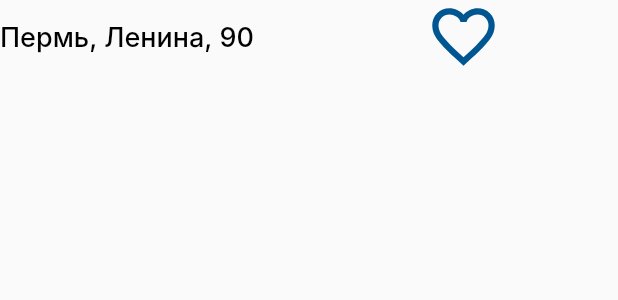
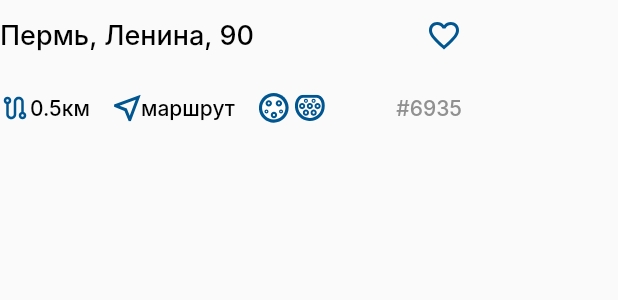
Before and after one commit to Vlad059/prototype2, a Flutter app: the ChargeStationItem widget shown alone on an empty page, opened directly, on a phone screen of 412 x 824 dp. Shown: the top 300 px of the screen. Run offline on Flutter 3.47's test engine with Material 2 defaults, Android fonts, the phone set to English and light mode, and no system bars; our stand-ins replace flutter_svg; Roboto replaces fonts that are missing (Inter).

Commit message:
Добавлена разметка для элемента списка станций

```diff
--- a/lib/style/styles.dart
+++ b/lib/style/styles.dart
@@ -21,6 +21,22 @@ class AppTextStyles {
       fontWeight: FontWeight.w500,
       fontFamily: 'Inter'
   );
+
+  static const TextStyle chargeStationSubTextStyle = TextStyle(
+      color: Colors.black,
+      fontSize: 14,
+      decoration: TextDecoration.none,
+      fontWeight: FontWeight.w500,
+      fontFamily: 'Inter'
+  );
+
+  static const TextStyle chargeStationSubGrayTextStyle = TextStyle(
+      color: Color.fromRGBO(144, 144, 144, 1),
+      fontSize: 14,
+      decoration: TextDecoration.none,
+      fontWeight: FontWeight.w500,
+      fontFamily: 'Inter'
+  );
 }
 
 class AppColors {
--- a/lib/widgets/charge_progress.dart
+++ b/lib/widgets/charge_progress.dart
@@ -25,8 +25,8 @@ class ChargeProgress extends StatelessWidget {
           ),
           Padding(
             padding: EdgeInsets.symmetric(
-                vertical: 4,
-                horizontal: 20
+                vertical: 8,
+                horizontal: 24
             ),
             child: LinearProgressIndicator(
               value: 0.2,
--- a/lib/widgets/charge_station_item.dart
+++ b/lib/widgets/charge_station_item.dart
@@ -10,8 +10,7 @@ class ChargeStationItem extends StatelessWidget {
   @override
   Widget build(BuildContext context) {
     return Container(
-      height: 50,
-      width: 350,
+      width: 308,
       child: Column(
         children: [
           Row(
@@ -22,16 +21,70 @@ class ChargeStationItem extends StatelessWidget {
               ),
               OutlinedButton(
                   style: OutlinedButton.styleFrom(
-                    side: BorderSide.none
+                    side: BorderSide.none,
+                    alignment: const Alignment(5,0)
                   ),
                   onPressed: (){
 
                   },
-                  child: SvgPicture.asset('lib/assets/favorite-icon.svg')
+                  child: SvgPicture.asset(
+                      'lib/assets/favorite-icon.svg',
+                      width: 24,
+                      height: 24
+                  )
               )
             ],
           ),
-          Row(),
+          Row(
+            mainAxisAlignment: MainAxisAlignment.spaceBetween,
+            children: [
+              Row(
+                children: [
+                  SvgPicture.asset('lib/assets/route-icon.svg',
+                    width: 20,
+                    height: 20,
+                  ),
+                  const Text('0.5км',
+                    style: AppTextStyles.chargeStationSubTextStyle,
+                  ),
+                  OutlinedButton(
+                      style: OutlinedButton.styleFrom(
+                          side: BorderSide.none,
+                      ),
+                      onPressed: (){
+
+                      },
+                      child: Row(
+                        children: [
+                          SvgPicture.asset(
+                              'lib/assets/navigation-icon.svg',
+                              width: 18,
+                              height: 18
+                          ),
+                          const Text('маршрут',
+                            style: AppTextStyles.chargeStationSubTextStyle,
+                          ),
+                        ],
+                      )
+                  ),
+                  SvgPicture.asset('lib/assets/type1-icon.svg',
+                    width: 20,
+                    height: 20,
+                  ),
+                  const VerticalDivider(
+                    width: 4,
+                  ),
+                  SvgPicture.asset('lib/assets/type2-icon.svg',
+                    width: 20,
+                    height: 20,
+                  ),
+                ],
+              ),
+              const Text('#6935',
+                style: AppTextStyles.chargeStationSubGrayTextStyle ,
+              ),
+            ],
+          ),
         ],
       )
     );
```
Also changed, not shown: lib/assets/navigation-icon.svg (added), lib/assets/route-icon.svg (added), lib/assets/type1-icon.svg (added), lib/assets/type2-icon.svg (added).
